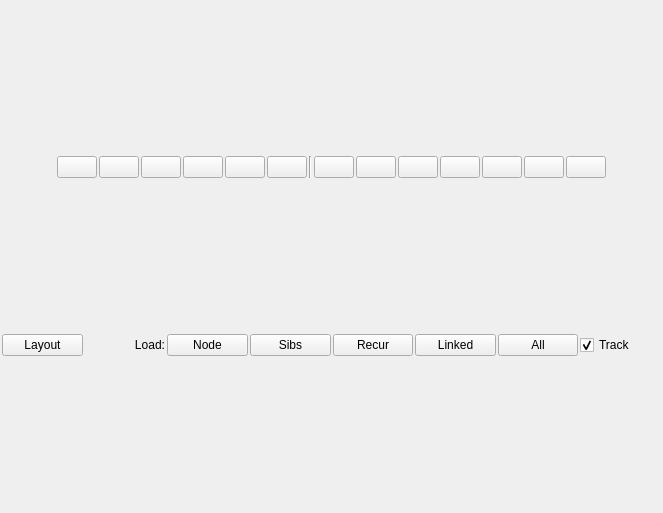
This is leo/plugins/GraphCanvas/GraphCanvas.ui in leo-editor/leo-editor as Qt 5 draws it before an edit. The edited form follows.
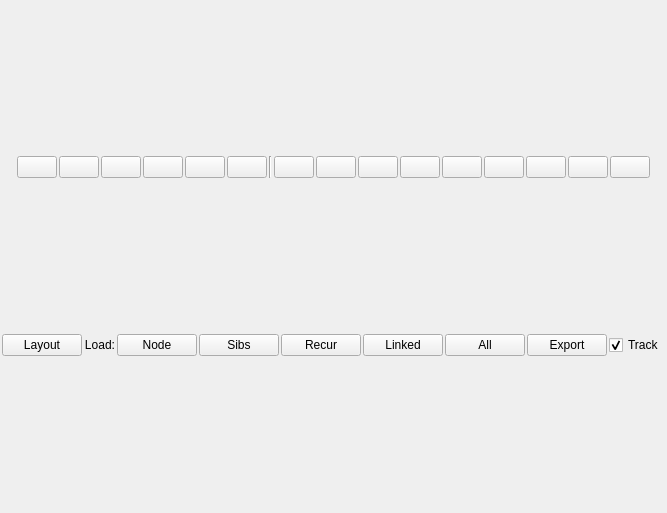
This is the edited form. Icons and pictures are not drawn.

Commit message: graphCanvas: introduce Comment & Image shapes

What changed in the file:
```diff
--- a/leo/plugins/GraphCanvas/GraphCanvas.ui
+++ b/leo/plugins/GraphCanvas/GraphCanvas.ui
@@ -214,6 +214,40 @@
        </property>
       </widget>
      </item>
+     <item>
+      <widget class="QPushButton" name="btnComment">
+       <property name="toolTip">
+        <string>Node shape: Comment</string>
+       </property>
+       <property name="text">
+        <string/>
+       </property>
+       <property name="icon">
+        <iconset>
+         <normaloff>leo/plugins/GraphCanvas/comment.png</normaloff>leo/plugins/GraphCanvas/comment.png</iconset>
+       </property>
+       <property name="flat">
+        <bool>false</bool>
+       </property>
+      </widget>
+     </item>
+     <item>
+      <widget class="QPushButton" name="btnImage">
+       <property name="toolTip">
+        <string>Node shape: Image</string>
+       </property>
+       <property name="text">
+        <string/>
+       </property>
+       <property name="icon">
+        <iconset>
+         <normaloff>leo/plugins/GraphCanvas/image.png</normaloff>leo/plugins/GraphCanvas/image.png</iconset>
+       </property>
+       <property name="flat">
+        <bool>false</bool>
+       </property>
+      </widget>
+     </item>
      <item>
       <widget class="QPushButton" name="btnNone">
        <property name="toolTip">
@@ -388,6 +422,29 @@
        </property>
       </widget>
      </item>
+     <item>
+      <spacer name="horizontalSpacer_5">
+       <property name="orientation">
+        <enum>Qt::Horizontal</enum>
+       </property>
+       <property name="sizeHint" stdset="0">
+        <size>
+         <width>40</width>
+         <height>20</height>
+        </size>
+       </property>
+      </spacer>
+     </item>
+     <item>
+      <widget class="QPushButton" name="btnExport">
+       <property name="toolTip">
+        <string>Add all nodes that are linked to nodes already in the graph.</string>
+       </property>
+       <property name="text">
+        <string>Export</string>
+       </property>
+      </widget>
+     </item>
      <item>
       <widget class="QCheckBox" name="chkTrack">
        <property name="toolTip">
```
The commit also changes 6 other files.
